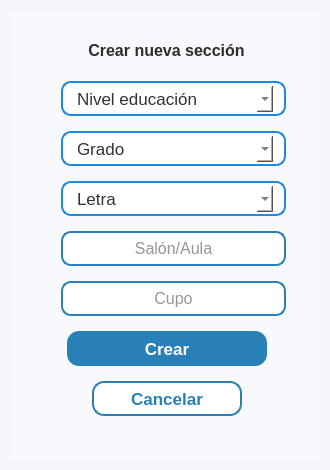
Proyecto-Uptjaa/Proyecto_SIRA, file resources/ui/crear_seccion.ui: the form before one commit.
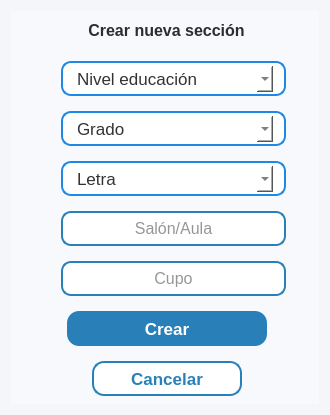
The form after the commit. Icons and pictures are not drawn.

Commit message:
feat: Exportar listado estudiantes en seccion
- Nueva funcion para generar el listado de estudiantes activos en una
  seccion (detalles seccion).
- Ajuste en archivos .ui: Tamaños de ventana fijos

```diff
--- a/resources/ui/crear_seccion.ui
+++ b/resources/ui/crear_seccion.ui
@@ -7,19 +7,19 @@
     <x>0</x>
     <y>0</y>
     <width>330</width>
-    <height>470</height>
+    <height>415</height>
    </rect>
   </property>
   <property name="minimumSize">
    <size>
     <width>330</width>
-    <height>470</height>
+    <height>415</height>
    </size>
   </property>
   <property name="maximumSize">
    <size>
     <width>330</width>
-    <height>500</height>
+    <height>415</height>
    </size>
   </property>
   <property name="windowTitle">
@@ -62,7 +62,7 @@
       <property name="geometry">
        <rect>
         <x>35</x>
-        <y>29</y>
+        <y>9</y>
         <width>241</width>
         <height>21</height>
        </rect>
@@ -103,7 +103,7 @@
       <property name="geometry">
        <rect>
         <x>56</x>
-        <y>320</y>
+        <y>300</y>
         <width>200</width>
         <height>35</height>
        </rect>
@@ -154,7 +154,7 @@
       <property name="geometry">
        <rect>
         <x>81</x>
-        <y>370</y>
+        <y>350</y>
         <width>150</width>
         <height>35</height>
        </rect>
@@ -213,7 +213,7 @@
       <property name="geometry">
        <rect>
         <x>50</x>
-        <y>120</y>
+        <y>100</y>
         <width>225</width>
         <height>35</height>
        </rect>
@@ -322,7 +322,7 @@
       <property name="geometry">
        <rect>
         <x>50</x>
-        <y>170</y>
+        <y>150</y>
         <width>225</width>
         <height>35</height>
        </rect>
@@ -426,7 +426,7 @@
       <property name="geometry">
        <rect>
         <x>50</x>
-        <y>70</y>
+        <y>50</y>
         <width>225</width>
         <height>35</height>
        </rect>
@@ -525,7 +525,7 @@
       <property name="geometry">
        <rect>
         <x>50</x>
-        <y>220</y>
+        <y>200</y>
         <width>225</width>
         <height>35</height>
        </rect>
@@ -568,7 +568,7 @@
       <property name="geometry">
        <rect>
         <x>50</x>
-        <y>270</y>
+        <y>250</y>
         <width>225</width>
         <height>35</height>
        </rect>
```
The commit also changes 21 other files.
